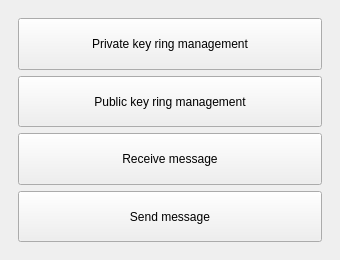
Old version of the form src/ui/design/main.ui in the repository lazar2222/Computer-Security-Project.
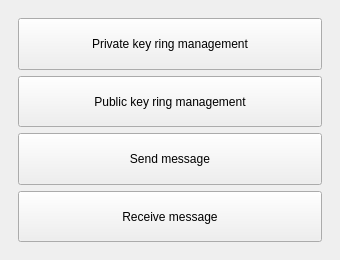
New version of the form.

Commit message: send message pt1

```diff
--- a/src/ui/design/main.ui
+++ b/src/ui/design/main.ui
@@ -27,6 +27,32 @@
     <property name="bottomMargin">
      <number>18</number>
     </property>
+    <item row="3" column="0">
+     <widget class="QPushButton" name="btnReceive">
+      <property name="sizePolicy">
+       <sizepolicy hsizetype="Expanding" vsizetype="Expanding">
+        <horstretch>0</horstretch>
+        <verstretch>0</verstretch>
+       </sizepolicy>
+      </property>
+      <property name="text">
+       <string>Receive message</string>
+      </property>
+     </widget>
+    </item>
+    <item row="1" column="0">
+     <widget class="QPushButton" name="btnPukr">
+      <property name="sizePolicy">
+       <sizepolicy hsizetype="Expanding" vsizetype="Expanding">
+        <horstretch>0</horstretch>
+        <verstretch>0</verstretch>
+       </sizepolicy>
+      </property>
+      <property name="text">
+       <string>Public key ring management</string>
+      </property>
+     </widget>
+    </item>
     <item row="0" column="0">
      <widget class="QPushButton" name="btnPrkr">
       <property name="sizePolicy">
@@ -44,19 +70,6 @@
      </widget>
     </item>
     <item row="2" column="0">
-     <widget class="QPushButton" name="btnReceive">
-      <property name="sizePolicy">
-       <sizepolicy hsizetype="Expanding" vsizetype="Expanding">
-        <horstretch>0</horstretch>
-        <verstretch>0</verstretch>
-       </sizepolicy>
-      </property>
-      <property name="text">
-       <string>Receive message</string>
-      </property>
-     </widget>
-    </item>
-    <item row="3" column="0">
      <widget class="QPushButton" name="btnSend">
       <property name="sizePolicy">
        <sizepolicy hsizetype="Expanding" vsizetype="Expanding">
@@ -69,19 +82,6 @@
       </property>
      </widget>
     </item>
-    <item row="1" column="0">
-     <widget class="QPushButton" name="btnPukr">
-      <property name="sizePolicy">
-       <sizepolicy hsizetype="Expanding" vsizetype="Expanding">
-        <horstretch>0</horstretch>
-        <verstretch>0</verstretch>
-       </sizepolicy>
-      </property>
-      <property name="text">
-       <string>Public key ring management</string>
-      </property>
-     </widget>
-    </item>
    </layout>
   </widget>
  </widget>
```
The commit also changes 9 other files.
